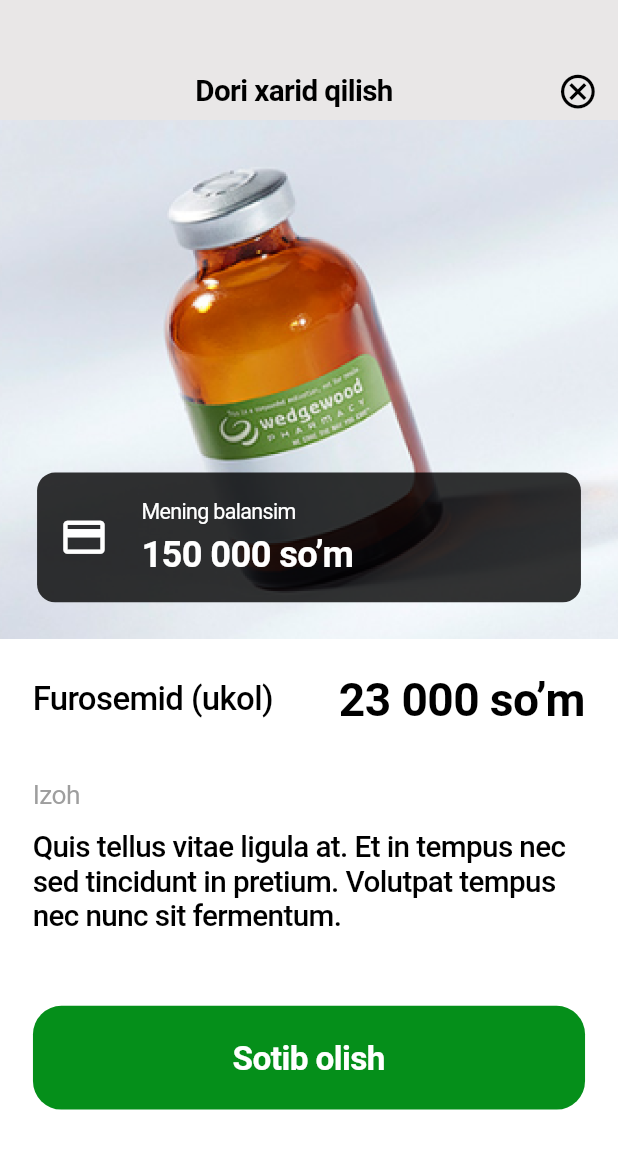
After one commit to AzizbekFlutterDeveloper/halalFarm, a Flutter app: the DoriHaridPage screen opened by its route, on a phone screen of 412 x 824 dp. The commit adds this screen. Shown: the top 1149 px of the screen. Run offline on Flutter 3.47's test engine with Material 2 defaults, Android fonts, the phone set to English and light mode, and no system bars; our stand-ins replace auto_size_text, bloc, easy_localization, flutter_bloc; missing offline and left inert: shared_preferences_web.

Commit message:
DoriPage

```diff
--- a/lib/routers/my_routers.dart
+++ b/lib/routers/my_routers.dart
@@ -1,5 +1,7 @@
 import 'package:flutter/material.dart';
+import 'package:halol_farm/screens/home_page/page/dori_harid_page.dart';
 import 'package:halol_farm/screens/home_page/page/harid_page.dart';
+import 'package:halol_farm/screens/home_page/page/harid_tastiqlash_page.dart';
 import 'package:halol_farm/screens/home_page/page/home_page.dart';
 import 'package:halol_farm/screens/lang_page/lang_view/page/splash_page.dart';
 import 'package:halol_farm/screens/lang_page/lang_view/view/lang_viewt.dart';
@@ -26,6 +28,10 @@ class MyRouter{
         return MaterialPageRoute(builder: (_) => const HomePage());
       case '/harid':
         return MaterialPageRoute(builder: (_) => const HaridPage());
+      case '/harid_tas':
+        return MaterialPageRoute(builder: (_) => const HaridTastiqlashPage());
+       case '/harid_dori':
+        return MaterialPageRoute(builder: (_) => const DoriHaridPage());
     }
     return null;
   }
--- /dev/null
+++ b/lib/screens/home_page/page/dori_harid_page.dart
@@ -0,0 +1,84 @@
+import 'package:flutter/cupertino.dart';
+import 'package:flutter/material.dart';
+import 'package:halol_farm/code/constans/size_config.dart';
+import 'package:halol_farm/code/widget/contaiener_buttom.dart';
+import 'package:halol_farm/screens/home_page/widget/harid_appbar.dart';
+import 'package:halol_farm/screens/home_page/widget/my_balans_container.dart';
+
+class DoriHaridPage extends StatelessWidget {
+  const DoriHaridPage({ Key? key }) : super(key: key);
+
+  @override
+  Widget build(BuildContext context) {
+    return CupertinoPageScaffold(
+      backgroundColor: Colors.white,
+      child: Column(
+        children: [
+          HaridAppBar(name: "Dori xarid qilish"),
+          Container(
+            height: getHeight(280),
+            width: getHeight(375),
+            decoration: BoxDecoration(
+              image: DecorationImage(
+                fit: BoxFit.cover,
+                image: AssetImage("assets/image/Rectangle 5630.png")
+              ),
+            ),
+            child: Padding(
+              padding:  EdgeInsets.all(getHeight(20)),
+              child: MyBalanContainer(),
+            ),
+          ),
+          Padding(
+            padding:  EdgeInsets.all(getWidth(20)),
+            child: Column(
+              crossAxisAlignment: CrossAxisAlignment.start,
+              children: [
+                Row(
+                  mainAxisAlignment: MainAxisAlignment.spaceBetween,
+                  children: [
+                    Text("Furosemid (ukol)",
+                      style: TextStyle(
+                        color: Colors.black,
+                        fontSize: getWidth(20),
+                        fontWeight: FontWeight.w500,
+
+                      ),
+                    ),
+                    Text("23 000 so’m",
+                      style: TextStyle(
+                        color: Colors.black,
+                        fontSize: getWidth(28),
+                        fontWeight: FontWeight.w700,
+                      ),
+                    ),
+                  ],
+                ),
+                SizedBox(height: getHeight(29)),
+                Text("Izoh",
+                  style: TextStyle(
+                    color: Colors.grey,
+                    fontSize: getWidth(16),
+                    fontWeight: FontWeight.w400,
+                  ),
+                ),
+                SizedBox(height: getHeight(10)),
+                Text("Quis tellus vitae ligula at. Et in tempus nec sed tincidunt in pretium. Volutpat tempus nec nunc sit fermentum.",
+                  style: TextStyle(
+                    color: Colors.black,
+                    fontSize: getWidth(18),
+                    fontWeight: FontWeight.w500,
+                  ),
+                ),
+                ContainerButton(
+                  top: getHeight(39),
+                  name: "Sotib olish",
+                ),
+              ],
+            ),
+          ),
+        ],
+      ),
+    );
+  }
+}
--- /dev/null
+++ b/lib/screens/home_page/widget/harid_appbar.dart
@@ -0,0 +1,47 @@
+import 'package:flutter/material.dart';
+import 'package:halol_farm/code/constans/size_config.dart';
+
+class HaridAppBar extends StatelessWidget {
+  final String? name;
+  const HaridAppBar({Key? key,required this.name}) : super(key: key);
+
+  @override
+  Widget build(BuildContext context) {
+    return Container(
+      height: getHeight(65),
+      width: getWidth(375),
+      color: const Color.fromARGB(255, 233, 231, 231),
+      child: Padding(
+        padding: EdgeInsets.only(
+          top: getWidth(38),
+          right: getWidth(12),
+          left: getWidth(12),
+        ),
+        child: Row(
+          mainAxisAlignment: MainAxisAlignment.spaceBetween,
+          children: [
+            const Text("  "),
+            Text(
+              name ?? "",
+              style: TextStyle(
+                color: Colors.black,
+                fontSize: getWidth(18),
+                fontWeight: FontWeight.w600,
+              ),
+            ),
+            GestureDetector(
+              child: Icon(
+                Icons.cancel_outlined,
+                color: Colors.black,
+                size: getHeight(22),
+              ),
+              onTap: () {
+                Navigator.pop(context);
+              },
+            ),
+          ],
+        ),
+      ),
+    );
+  }
+}
```
Also changed, not shown: lib/screens/home_page/page/harid_page.dart (+6 -37 lines), lib/screens/home_page/page/harid_tastiqlash_page.dart (added, +66 -0 lines), lib/screens/home_page/widget/container_myanimal.dart (+6 -1 lines), assets/image/Frame 33939.png (added), assets/image/Rectangle 5630.png, assets/image/bugdoy.png (added).
